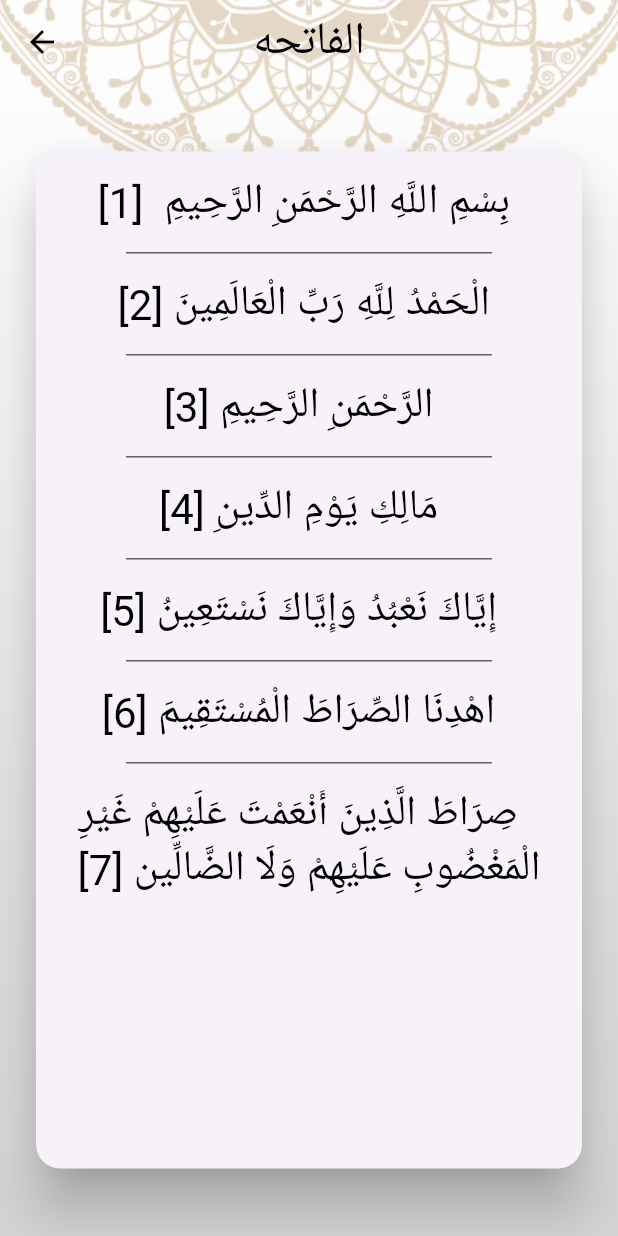
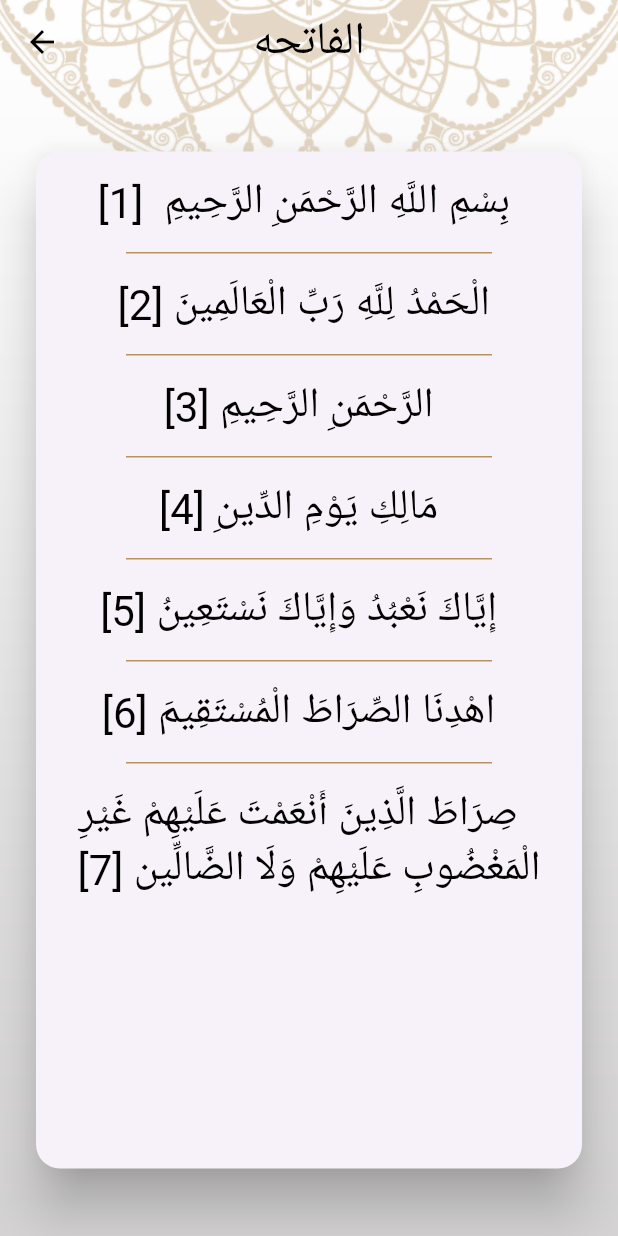
Before and after one commit to Mazenaboali/islami_app, a Flutter app: the screen it shows after launch, after a tap on "الفاتحه", on a phone screen of 412 x 824 dp. Run offline on Flutter 3.47's test engine with Material 3 defaults, Android fonts, the phone set to English and light mode, and no system bars; our stand-ins replace audioplayers; generated files the repository leaves out were written again; network calls fail.

Commit message:
finish all aplication

```diff
--- a/lib/my theme.dart
+++ b/lib/my theme.dart
@@ -19,7 +19,7 @@ class My_theme
       )
     ),
     cardColor: white,
-    accentColor: light_primary,
+    hintColor: light_primary,
       textTheme: TextTheme(
           headline6: TextStyle(
               fontSize: 22,
@@ -75,7 +75,7 @@ class My_theme
           )
       ),
     cardColor: dark_primary,
-    accentColor: yellow,
+    hintColor: yellow,
     textTheme: TextTheme(
       headline6: TextStyle(
         fontSize: 22,
```
